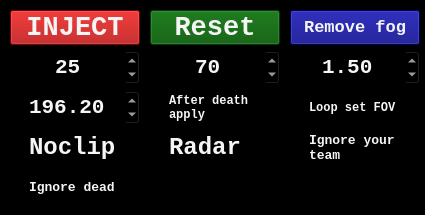
Quazonish/RobloHck, file Not needed but if you want to modify source code you will need to copy inside of the folder to the main folder/gui.ui: the form before one commit.
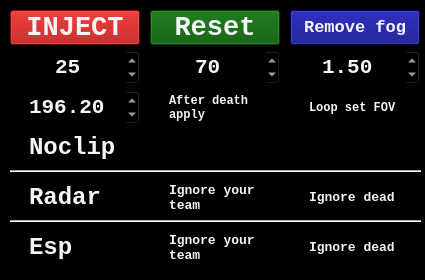
The form after the commit.

Diff of the .ui file:
```diff
--- a/Not needed but if you want to modify source code you will need to copy inside of the folder to the main folder/gui.ui
+++ b/Not needed but if you want to modify source code you will need to copy inside of the folder to the main folder/gui.ui
@@ -7,7 +7,7 @@
     <x>0</x>
     <y>0</y>
     <width>425</width>
-    <height>215</height>
+    <height>280</height>
    </rect>
   </property>
   <property name="sizePolicy">
@@ -19,13 +19,13 @@
   <property name="minimumSize">
    <size>
     <width>425</width>
-    <height>215</height>
+    <height>280</height>
    </size>
   </property>
   <property name="maximumSize">
    <size>
     <width>425</width>
-    <height>215</height>
+    <height>280</height>
    </size>
   </property>
   <property name="baseSize">
@@ -542,8 +542,8 @@
    <widget class="QCheckBox" name="Radar">
     <property name="geometry">
      <rect>
-      <x>150</x>
-      <y>130</y>
+      <x>10</x>
+      <y>180</y>
       <width>130</width>
       <height>35</height>
      </rect>
@@ -584,8 +584,8 @@
    <widget class="QCheckBox" name="IgnoreTeam">
     <property name="geometry">
      <rect>
-      <x>290</x>
-      <y>130</y>
+      <x>150</x>
+      <y>180</y>
       <width>130</width>
       <height>35</height>
      </rect>
@@ -624,11 +624,184 @@
      <bool>false</bool>
     </property>
    </widget>
-   <widget class="QCheckBox" name="IgnoreDead">
+   <widget class="QCheckBox" name="IgnoreDeadRadar">
+    <property name="geometry">
+     <rect>
+      <x>290</x>
+      <y>180</y>
+      <width>130</width>
+      <height>35</height>
+     </rect>
+    </property>
+    <property name="font">
+     <font>
+      <family>Consolas</family>
+      <pointsize>10</pointsize>
+      <weight>75</weight>
+      <bold>true</bold>
+     </font>
+    </property>
+    <property name="mouseTracking">
+     <bool>true</bool>
+    </property>
+    <property name="toolTip">
+     <string>Radar will ignore your dead players if you enable this</string>
+    </property>
+    <property name="toolTipDuration">
+     <number>5</number>
+    </property>
+    <property name="styleSheet">
+     <string notr="true">color: rgb(245, 245, 245)</string>
+    </property>
+    <property name="text">
+     <string>Ignore dead</string>
+    </property>
+    <property name="iconSize">
+     <size>
+      <width>20</width>
+      <height>20</height>
+     </size>
+    </property>
+    <property name="checked">
+     <bool>false</bool>
+    </property>
+   </widget>
+   <widget class="Line" name="line">
     <property name="geometry">
      <rect>
       <x>10</x>
       <y>170</y>
+      <width>411</width>
+      <height>2</height>
+     </rect>
+    </property>
+    <property name="font">
+     <font>
+      <pointsize>1</pointsize>
+     </font>
+    </property>
+    <property name="styleSheet">
+     <string notr="true">color: rgb(255, 255, 255);
+background-color: rgb(255, 255, 255);
+border-color: rgb(255, 255, 255);</string>
+    </property>
+    <property name="orientation">
+     <enum>Qt::Horizontal</enum>
+    </property>
+   </widget>
+   <widget class="Line" name="line_2">
+    <property name="geometry">
+     <rect>
+      <x>10</x>
+      <y>220</y>
+      <width>411</width>
+      <height>2</height>
+     </rect>
+    </property>
+    <property name="font">
+     <font>
+      <pointsize>1</pointsize>
+     </font>
+    </property>
+    <property name="styleSheet">
+     <string notr="true">color: rgb(255, 255, 255);
+background-color: rgb(255, 255, 255);
+border-color: rgb(255, 255, 255);</string>
+    </property>
+    <property name="orientation">
+     <enum>Qt::Horizontal</enum>
+    </property>
+   </widget>
+   <widget class="QCheckBox" name="ESP">
+    <property name="geometry">
+     <rect>
+      <x>10</x>
+      <y>230</y>
+      <width>130</width>
+      <height>35</height>
+     </rect>
+    </property>
+    <property name="font">
+     <font>
+      <family>Consolas</family>
+      <pointsize>18</pointsize>
+      <weight>75</weight>
+      <bold>true</bold>
+     </font>
+    </property>
+    <property name="mouseTracking">
+     <bool>true</bool>
+    </property>
+    <property name="toolTip">
+     <string>Adds radar to corner of your screen</string>
+    </property>
+    <property name="toolTipDuration">
+     <number>5</number>
+    </property>
+    <property name="styleSheet">
+     <string notr="true">color: rgb(245, 245, 245)</string>
+    </property>
+    <property name="text">
+     <string>Esp</string>
+    </property>
+    <property name="iconSize">
+     <size>
+      <width>20</width>
+      <height>20</height>
+     </size>
+    </property>
+    <property name="checked">
+     <bool>false</bool>
+    </property>
+   </widget>
+   <widget class="QCheckBox" name="IgnoreTeamEsp">
+    <property name="geometry">
+     <rect>
+      <x>150</x>
+      <y>230</y>
+      <width>130</width>
+      <height>35</height>
+     </rect>
+    </property>
+    <property name="font">
+     <font>
+      <family>Consolas</family>
+      <pointsize>10</pointsize>
+      <weight>75</weight>
+      <bold>true</bold>
+     </font>
+    </property>
+    <property name="mouseTracking">
+     <bool>true</bool>
+    </property>
+    <property name="toolTip">
+     <string>Radar will ignore your team if you enable this</string>
+    </property>
+    <property name="toolTipDuration">
+     <number>5</number>
+    </property>
+    <property name="styleSheet">
+     <string notr="true">color: rgb(245, 245, 245)</string>
+    </property>
+    <property name="text">
+     <string>Ignore your
+team</string>
+    </property>
+    <property name="iconSize">
+     <size>
+      <width>20</width>
+      <height>20</height>
+     </size>
+    </property>
+    <property name="checked">
+     <bool>false</bool>
+    </property>
+   </widget>
+   <widget class="QCheckBox" name="IgnoreDeadEsp">
+    <property name="geometry">
+     <rect>
+      <x>290</x>
+      <y>230</y>
       <width>130</width>
       <height>35</height>
      </rect>
```
Left out of the diff: 4 changed lines with no effect on the pictures.
